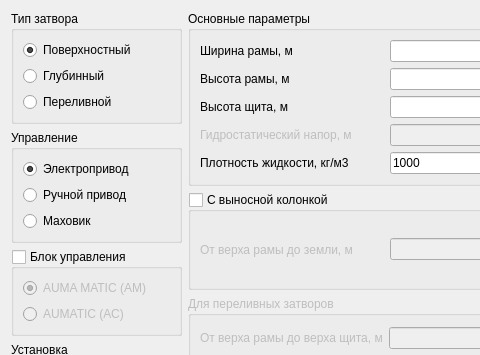
Qt form src/gui.ui (e2t/slidegates) before a commit; both pictures show x 0 to 480 and y 0 to 355 of the 982 by 607 pixel window.
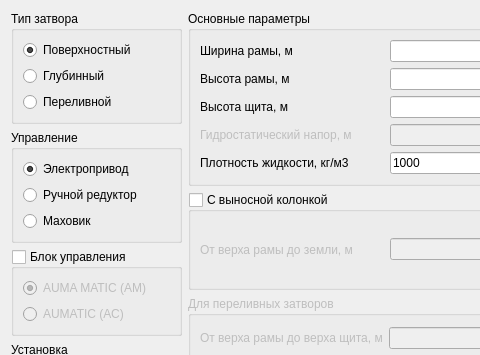
The same form after that commit. Icons and pictures are not drawn.

The edit to the form file:
```diff
--- a/src/gui.ui
+++ b/src/gui.ui
@@ -81,7 +81,7 @@
             <item>
              <widget class="QRadioButton" name="rad_drive_reducer">
               <property name="text">
-               <string>Ручной привод</string>
+               <string>Ручной редуктор</string>
               </property>
              </widget>
             </item>
```
